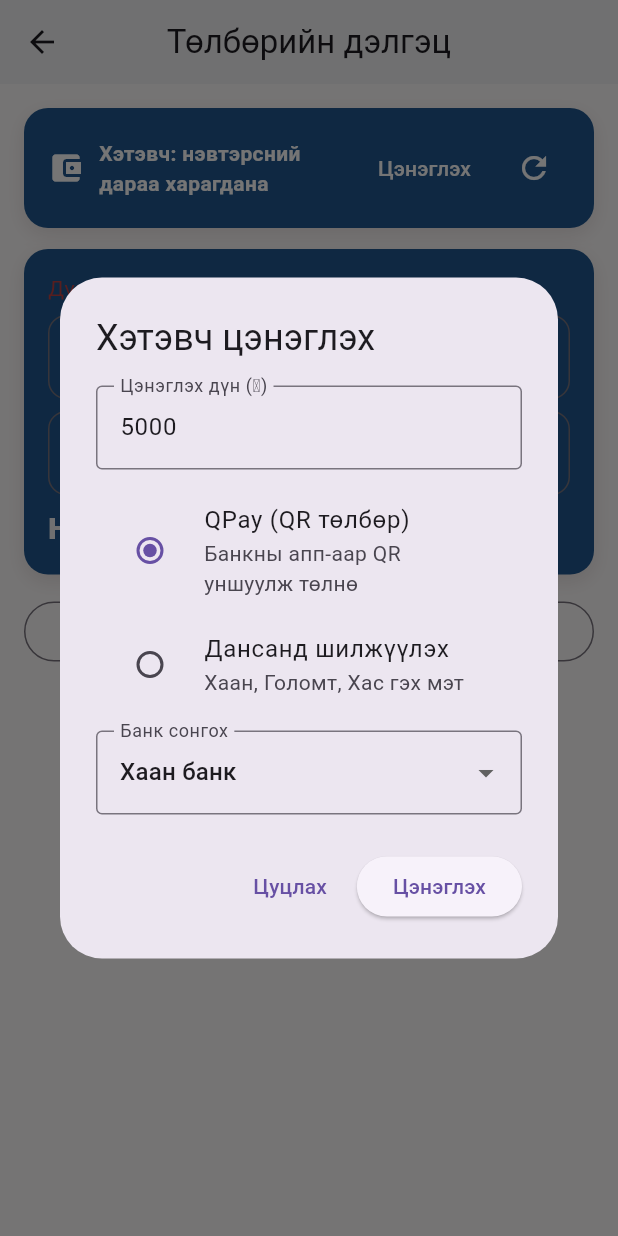
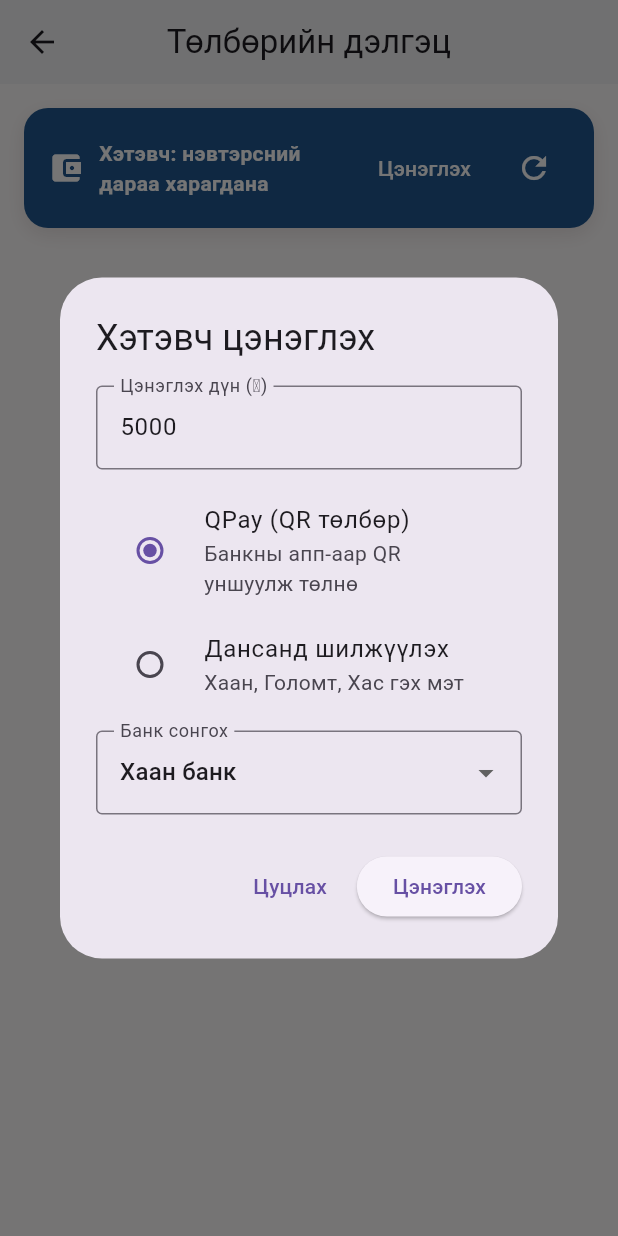
Before and after one commit to bluebell1114/parking_sysytem1, a Flutter app: the PaymentScreen screen opened directly, after a tap on "Цэнэглэх", on a phone screen of 412 x 824 dp. Run offline on Flutter 3.47's test engine with Material 3 defaults, Android fonts, the phone set to English and light mode, and no system bars; our stand-ins replace flutter_map, geolocator, google_fonts, google_maps_flutter, image_picker, latlong2 and 2 more; accounts and stored records are empty; network calls fail.

Commit message:
ui: төлбөрийн дэлгэцээс хуучин дүн/цаг form хасах
Made-with: Cursor

```diff
--- a/parking-mobile/lib/home_page.dart
+++ b/parking-mobile/lib/home_page.dart
@@ -1584,9 +1584,6 @@ class PaymentScreen extends StatefulWidget {
 
 class _PaymentScreenState extends State<PaymentScreen> {
   String selectedMethod = 'qpay';
-  final TextEditingController _amountController =
-      TextEditingController(text: '5000');
-  final TextEditingController _hoursController = TextEditingController(text: '1');
   final TextEditingController _topupAmountController =
       TextEditingController(text: '5000');
   int? _walletBalance;
@@ -1594,16 +1591,9 @@ class _PaymentScreenState extends State<PaymentScreen> {
   bool _submitting = false;
   Map<String, dynamic>? _activeBooking;
 
-  int get _amountTugrik {
+  int get _topupAmountTugrik {
     final v = int.tryParse(
-      _amountController.text.trim().replaceAll(RegExp(r'\s'), ''),
-    );
-    return v ?? 0;
-  }
-
-  int get _hours {
-    final v = int.tryParse(
-      _hoursController.text.trim().replaceAll(RegExp(r'\s'), ''),
+      _topupAmountController.text.trim().replaceAll(RegExp(r'\s'), ''),
     );
     return v ?? 0;
   }
@@ -1677,7 +1667,7 @@ class _PaymentScreenState extends State<PaymentScreen> {
   }
 
   Future<void> _topupWallet() async {
-    final amount = _amountTugrik;
+    final amount = _topupAmountTugrik;
     if (amount < 1) {
       ScaffoldMessenger.of(context).showSnackBar(
         const SnackBar(content: Text('Цэнэглэх дүн (₮) оруулна уу.')),
@@ -1708,8 +1698,6 @@ class _PaymentScreenState extends State<PaymentScreen> {
 
   @override
   void dispose() {
-    _amountController.dispose();
-    _hoursController.dispose();
     _topupAmountController.dispose();
     super.dispose();
   }
@@ -1717,7 +1705,8 @@ class _PaymentScreenState extends State<PaymentScreen> {
   Future<void> _showTopupDialog() async {
     String method = selectedMethod;
     String bank = 'khaan';
-    _topupAmountController.text = (_amountTugrik > 0 ? _amountTugrik : 5000).toString();
+    _topupAmountController.text =
+        (_topupAmountTugrik > 0 ? _topupAmountTugrik : 5000).toString();
 
     final ok = await showDialog<bool>(
       context: context,
@@ -1803,7 +1792,7 @@ class _PaymentScreenState extends State<PaymentScreen> {
 
     setState(() {
       selectedMethod = '$method:$bank';
-      _amountController.text = amount.toString();
+      _topupAmountController.text = amount.toString();
     });
 
     await _openBankForTopup(bank: bank, channel: method);
@@ -1957,57 +1946,7 @@ class _PaymentScreenState extends State<PaymentScreen> {
             ),
             const SizedBox(height: 14),
           ],
-          _Card(
-            child: Column(
-              crossAxisAlignment: CrossAxisAlignment.start,
-              children: [
-                const Text(
-                  "Дүн (₮)",
-                  style: TextStyle(color: AppColors.muted),
-                ),
-                const SizedBox(height: 8),
-                TextField(
-                  controller: _amountController,
-                  keyboardType: TextInputType.number,
-                  inputFormatters: [FilteringTextInputFormatter.digitsOnly],
-                  onChanged: (_) => setState(() {}),
-                  decoration: InputDecoration(
-                    hintText: 'Жишээ: 5000',
-                    prefixText: '₮ ',
-                    border: OutlineInputBorder(borderRadius: AppRadii.r12),
-                  ),
-                ),
-                const SizedBox(height: 8),
-                TextField(
-                  controller: _hoursController,
-                  keyboardType: TextInputType.number,
-                  inputFormatters: [FilteringTextInputFormatter.digitsOnly],
-                  onChanged: (_) => setState(() {}),
-                  decoration: InputDecoration(
-                    hintText: 'Цаг (1–24)',
-                    suffixText: 'цаг',
-                    border: OutlineInputBorder(borderRadius: AppRadii.r12),
-                  ),
-                ),
-                const SizedBox(height: 8),
-                Text(
-                  'Нийт: ₮ ${_amountTugrik > 0 ? _amountTugrik : '—'}'
-                  '  •  ${_hours > 0 ? _hours : '—'} цаг',
-                  style: const TextStyle(
-                    fontSize: 20,
-                    fontWeight: FontWeight.w800,
-                    color: AppColors.primary,
-                  ),
-                ),
-              ],
-            ),
-          ),
-          const SizedBox(height: 14),
-          OutlinedButton.icon(
-            onPressed: _submitting ? null : _showTopupDialog,
-            icon: const Icon(Icons.add),
-            label: const Text('ХЭТЭВЧ ЦЭНЭГЛЭХ'),
-          ),
+          // Topup is available from the header "Цэнэглэх" button.
         ],
       ),
     );
```
